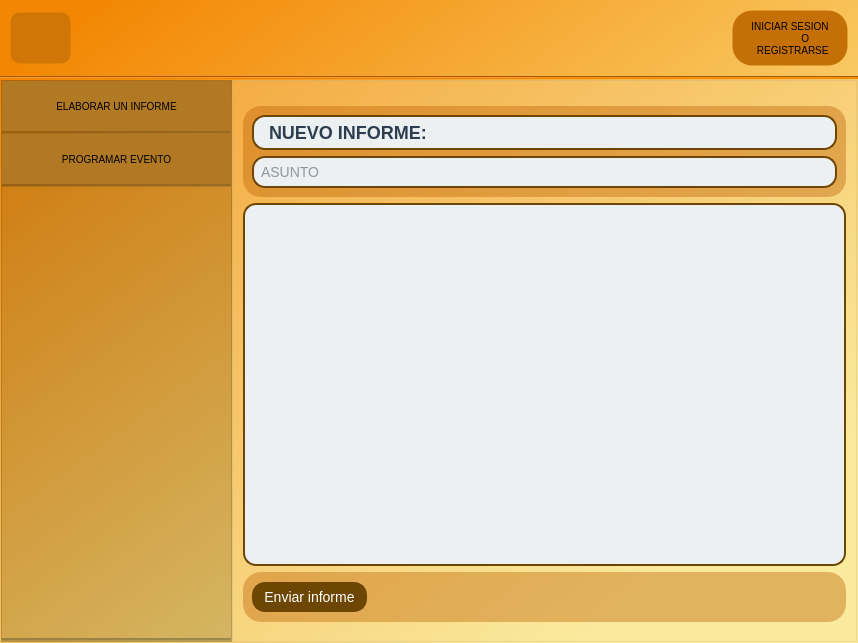
Hrndz16/Simes, file ui_files/mainwindow.ui: the form before one commit.
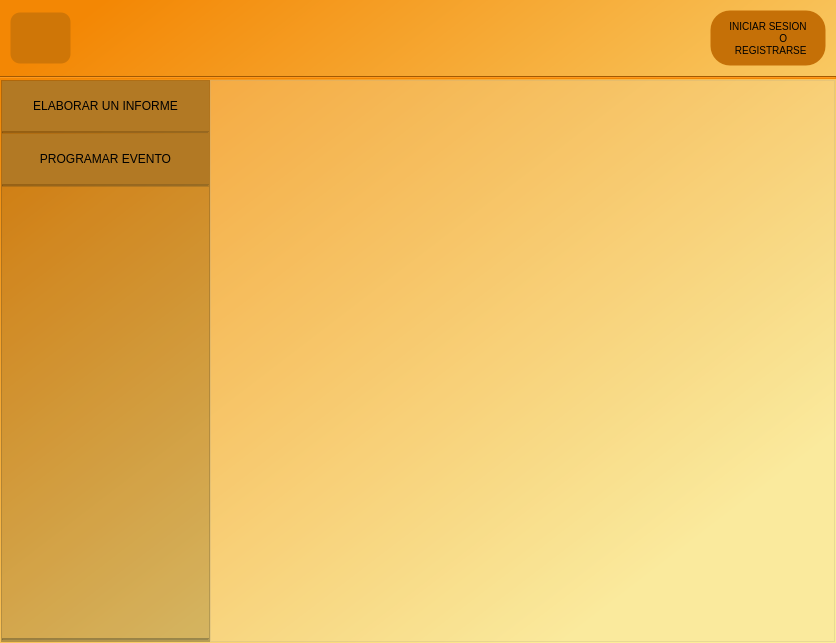
The form after the commit. The open tabs and pages were chosen to show the change. Icons and pictures are not drawn.

Commit message: se puede visualizar la lista de los usuarios

```diff
--- a/ui_files/mainwindow.ui
+++ b/ui_files/mainwindow.ui
@@ -12,7 +12,7 @@
    <rect>
     <x>0</x>
     <y>0</y>
-    <width>858</width>
+    <width>836</width>
     <height>643</height>
    </rect>
   </property>
@@ -3019,7 +3019,7 @@
     color: #000; /* Color del texto */
     border: 1px solid transparent;
     padding: 9px 18px; /* Padding */
-    font-size: 10px; /* Tamaño de la fuente */
+    font-size: 12px; /* Tamaño de la fuente */
 }
 
 QPushButton:hover {
@@ -3171,7 +3171,7 @@
                  <string notr="true">background-color:transparent;</string>
                 </property>
                 <property name="currentIndex">
-                 <number>1</number>
+                 <number>3</number>
                 </property>
                 <widget class="QWidget" name="paginaCrearEvento">
                  <property name="styleSheet">
@@ -4553,6 +4553,62 @@
                   </item>
                  </layout>
                 </widget>
+                <widget class="QWidget" name="lista_usuarios">
+                 <layout class="QVBoxLayout" name="layout_usuarios">
+                  <property name="leftMargin">
+                   <number>0</number>
+                  </property>
+                  <property name="topMargin">
+                   <number>9</number>
+                  </property>
+                  <property name="rightMargin">
+                   <number>0</number>
+                  </property>
+                  <property name="bottomMargin">
+                   <number>0</number>
+                  </property>
+                  <item>
+                   <widget class="QFrame" name="frame_20">
+                    <property name="frameShape">
+                     <enum>QFrame::StyledPanel</enum>
+                    </property>
+                    <property name="frameShadow">
+                     <enum>QFrame::Raised</enum>
+                    </property>
+                    <layout class="QVBoxLayout" name="verticalLayout_12">
+                     <item>
+                      <layout class="QVBoxLayout" name="verticalLayout_Lis_Coordinadores">
+                       <item>
+                        <widget class="QScrollArea" name="scrollArea_2">
+                         <property name="enabled">
+                          <bool>false</bool>
+                         </property>
+                         <property name="widgetResizable">
+                          <bool>true</bool>
+                         </property>
+                         <widget class="QWidget" name="scrollAreaWidgetContents">
+                          <property name="enabled">
+                           <bool>false</bool>
+                          </property>
+                          <property name="geometry">
+                           <rect>
+                            <x>0</x>
+                            <y>0</y>
+                            <width>608</width>
+                            <height>512</height>
+                           </rect>
+                          </property>
+                          <layout class="QVBoxLayout" name="verticalLayout_15"/>
+                         </widget>
+                        </widget>
+                       </item>
+                      </layout>
+                     </item>
+                    </layout>
+                   </widget>
+                  </item>
+                 </layout>
+                </widget>
                </widget>
               </item>
              </layout>
```
Left out of the diff: 8 changed lines with no effect on the pictures. The commit also changes 22 other files.
